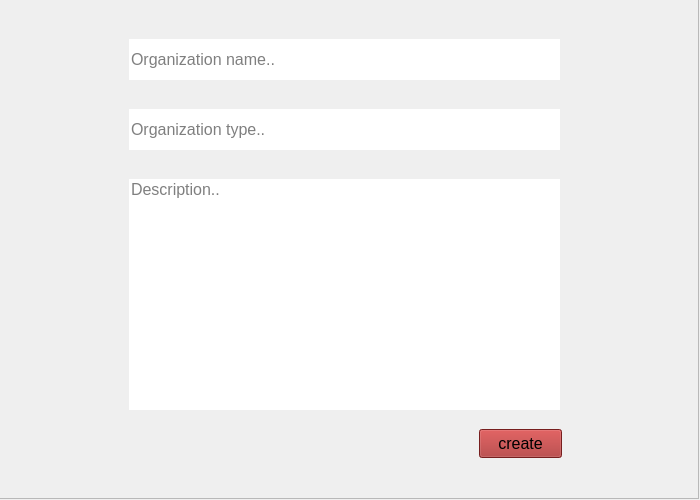
Qt form client/createorganization.ui (imanzk/Task-Manager-Application) before a commit.
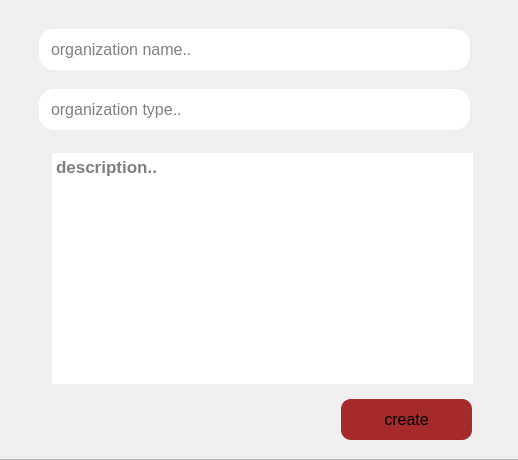
The same form after that commit.

Commit message: organization page is created

```diff
--- a/client/createorganization.ui
+++ b/client/createorganization.ui
@@ -6,8 +6,8 @@
    <rect>
     <x>0</x>
     <y>0</y>
-    <width>700</width>
-    <height>500</height>
+    <width>518</width>
+    <height>460</height>
    </rect>
   </property>
   <property name="windowTitle">
@@ -18,8 +18,8 @@
     <rect>
      <x>-1</x>
      <y>-1</y>
-     <width>700</width>
-     <height>500</height>
+     <width>521</width>
+     <height>461</height>
     </rect>
    </property>
    <property name="styleSheet">
@@ -34,8 +34,8 @@
    <widget class="QLineEdit" name="name">
     <property name="geometry">
      <rect>
-      <x>130</x>
-      <y>40</y>
+      <x>40</x>
+      <y>30</y>
       <width>431</width>
       <height>41</height>
      </rect>
@@ -47,17 +47,22 @@
     </property>
     <property name="styleSheet">
      <string notr="true">background:&quot;#fbd9b1&quot;;
-border:none;</string>
+border:none;
+border-radius:15;
+padding-left:10;</string>
+    </property>
+    <property name="text">
+     <string/>
     </property>
     <property name="placeholderText">
-     <string>Organization name..</string>
+     <string>organization name..</string>
     </property>
    </widget>
    <widget class="QLineEdit" name="type">
     <property name="geometry">
      <rect>
-      <x>130</x>
-      <y>110</y>
+      <x>40</x>
+      <y>90</y>
       <width>431</width>
       <height>41</height>
      </rect>
@@ -69,44 +74,21 @@
     </property>
     <property name="styleSheet">
      <string notr="true">background:&quot;#fbd9b1&quot;;
-border:none;</string>
+border:none;
+border-radius:15;
+padding-left:10;</string>
     </property>
     <property name="placeholderText">
-     <string>Organization type..</string>
-    </property>
-   </widget>
-   <widget class="QLineEdit" name="description">
-    <property name="geometry">
-     <rect>
-      <x>130</x>
-      <y>180</y>
-      <width>431</width>
-      <height>231</height>
-     </rect>
-    </property>
-    <property name="font">
-     <font>
-      <pointsize>12</pointsize>
-     </font>
-    </property>
-    <property name="styleSheet">
-     <string notr="true">background:&quot;#fbd9b1&quot;;
-border:none;</string>
-    </property>
-    <property name="alignment">
-     <set>Qt::AlignLeading|Qt::AlignLeft|Qt::AlignTop</set>
-    </property>
-    <property name="placeholderText">
-     <string>Description..</string>
+     <string>organization type..</string>
     </property>
    </widget>
    <widget class="QPushButton" name="create">
     <property name="geometry">
      <rect>
-      <x>480</x>
-      <y>430</y>
-      <width>83</width>
-      <height>29</height>
+      <x>342</x>
+      <y>400</y>
+      <width>131</width>
+      <height>41</height>
      </rect>
     </property>
     <property name="font">
@@ -115,7 +97,8 @@
      </font>
     </property>
     <property name="styleSheet">
-     <string notr="true">background:brown;</string>
+     <string notr="true">background:brown;
+border-radius:10;</string>
     </property>
     <property name="text">
      <string>create</string>
@@ -124,14 +107,15 @@
    <widget class="QLabel" name="label">
     <property name="geometry">
      <rect>
-      <x>130</x>
-      <y>440</y>
+      <x>70</x>
+      <y>410</y>
       <width>231</width>
       <height>20</height>
      </rect>
     </property>
     <property name="font">
      <font>
+      <pointsize>13</pointsize>
       <italic>true</italic>
       <bold>true</bold>
      </font>
@@ -144,6 +128,41 @@
      <string/>
     </property>
    </widget>
+   <widget class="QTextEdit" name="description">
+    <property name="geometry">
+     <rect>
+      <x>43</x>
+      <y>154</y>
+      <width>431</width>
+      <height>231</height>
+     </rect>
+    </property>
+    <property name="font">
+     <font>
+      <pointsize>13</pointsize>
+      <bold>true</bold>
+     </font>
+    </property>
+    <property name="styleSheet">
+     <string notr="true">background:&quot;#fbd9b1&quot;;
+border:none;
+border-radius:15;
+padding-left:10;</string>
+    </property>
+    <property name="html">
+     <string>&lt;!DOCTYPE HTML PUBLIC &quot;-//W3C//DTD HTML 4.0//EN&quot; &quot;http://www.w3.org/TR/REC-html40/strict.dtd&quot;&gt;
+&lt;html&gt;&lt;head&gt;&lt;meta name=&quot;qrichtext&quot; content=&quot;1&quot; /&gt;&lt;meta charset=&quot;utf-8&quot; /&gt;&lt;style type=&quot;text/css&quot;&gt;
+p, li { white-space: pre-wrap; }
+hr { height: 1px; border-width: 0; }
+li.unchecked::marker { content: &quot;\2610&quot;; }
+li.checked::marker { content: &quot;\2612&quot;; }
+&lt;/style&gt;&lt;/head&gt;&lt;body style=&quot; font-family:'Segoe UI'; font-size:13pt; font-weight:700; font-style:normal;&quot;&gt;
+&lt;p style=&quot;-qt-paragraph-type:empty; margin-top:0px; margin-bottom:0px; margin-left:0px; margin-right:0px; -qt-block-indent:0; text-indent:0px; font-weight:300;&quot;&gt;&lt;br /&gt;&lt;/p&gt;&lt;/body&gt;&lt;/html&gt;</string>
+    </property>
+    <property name="placeholderText">
+     <string>description..</string>
+    </property>
+   </widget>
   </widget>
  </widget>
  <resources/>
```
Left out of the diff: 3 changed lines with no effect on the pictures. The commit also changes 12 other files.
